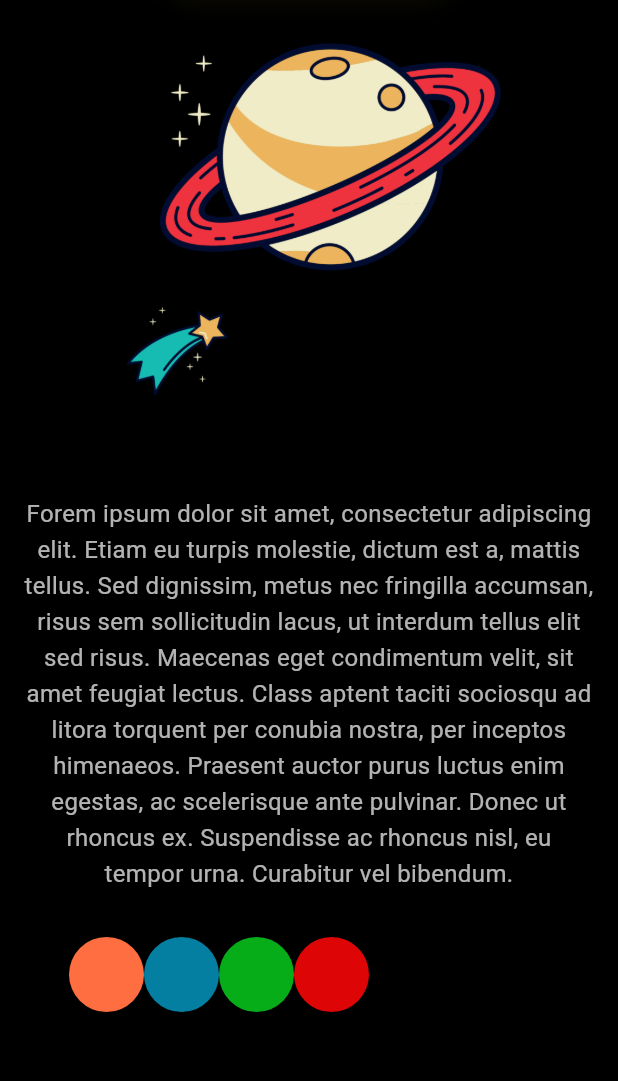
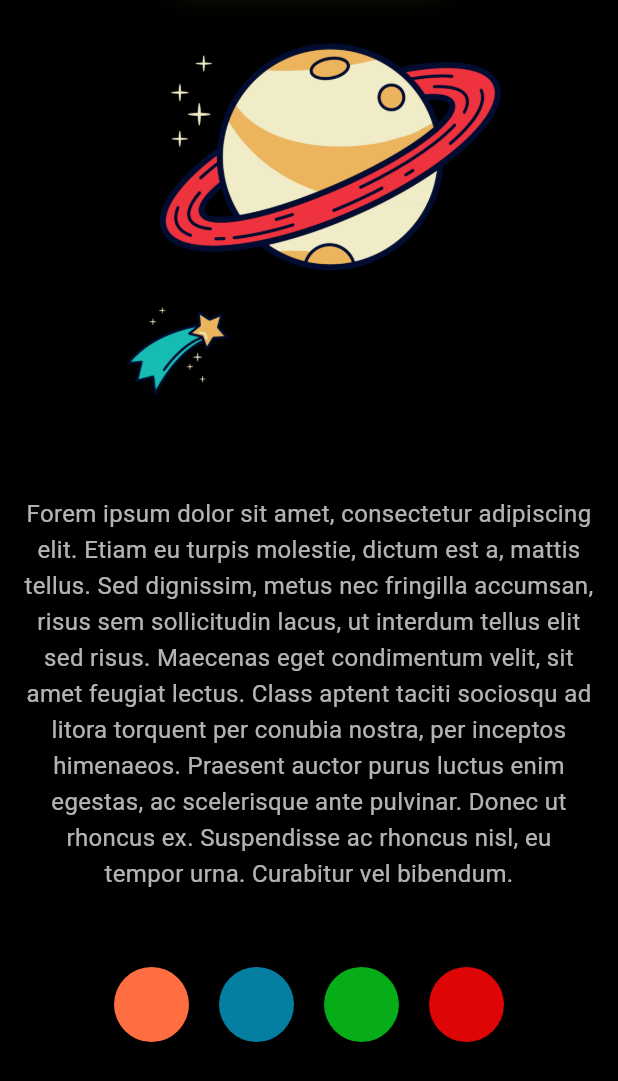
Before and after one commit to ThilinaKanishka/Black-Hole-Mobile-Application-, a Flutter app: the screen it shows after launch, scrolled down 766 dp, on a phone screen of 412 x 824 dp, the part 155-1236 px from its top. Run offline on Flutter 3.47's test engine with Material 3 defaults, Android fonts, the phone set to English and light mode, and no system bars.

Commit message:
Update main.dart

```diff
--- a/black_hole/lib/main.dart
+++ b/black_hole/lib/main.dart
@@ -185,8 +185,9 @@ class _SpaceHomePageState extends State<SpaceHomePage>
                 ),
               ),
               Padding(
-                padding: const EdgeInsets.all(30.0),
+                padding: const EdgeInsets.all(50.0),
                 child: Row(
+                  mainAxisAlignment: MainAxisAlignment.spaceAround,
                   children: [
                     Container(
                       height: 50,
```
